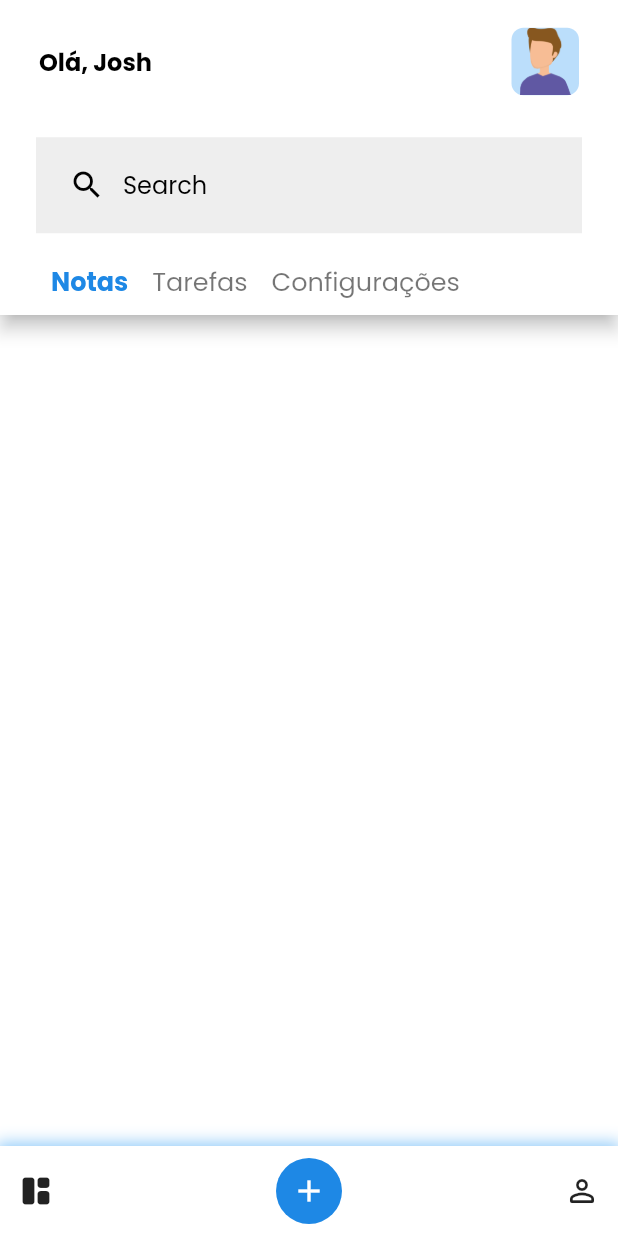
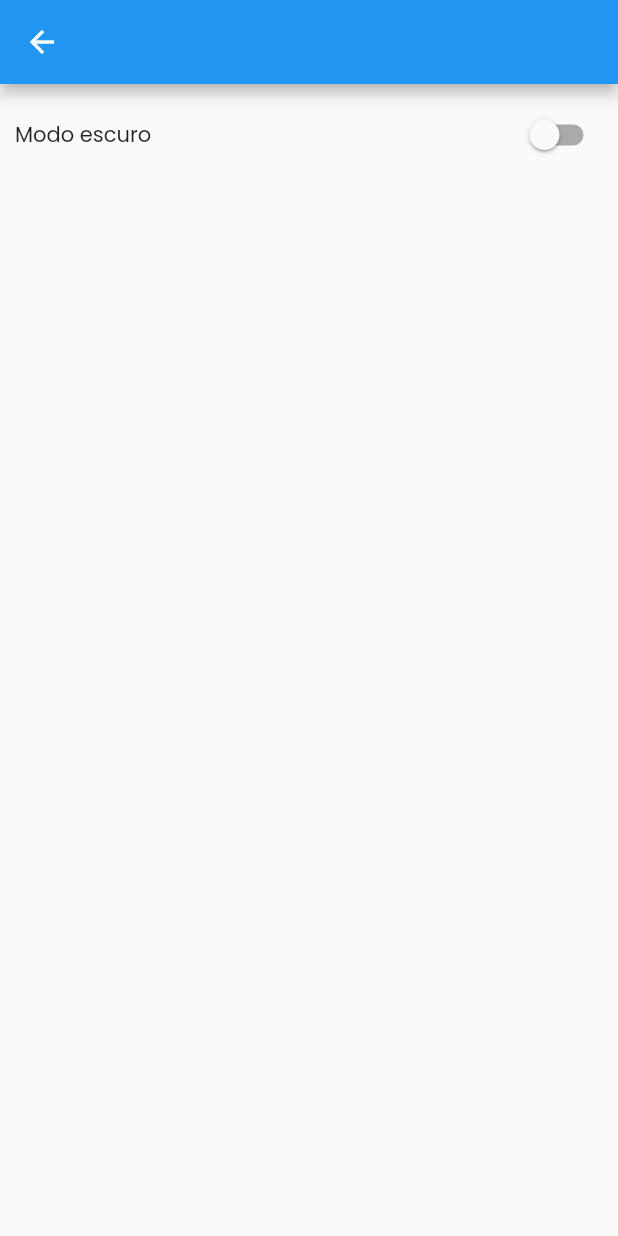
Before and after one commit to JoshGodoyyy/MyNotes, a Flutter app: the screen it shows after launch, after a tap on the "person outline" icon, on a phone screen of 412 x 824 dp. Run offline on Flutter 3.47's test engine with Material 2 defaults, Android fonts, the phone set to English and light mode, and no system bars.

Commit message:
Configuracoes modo escuro e abas da tela inicial

```diff
--- /dev/null
+++ b/lib/Customs/Themes/theme_constants.dart
@@ -0,0 +1,21 @@
+import 'package:flutter/material.dart';
+
+ThemeData lightTheme = ThemeData(
+  brightness: Brightness.light,
+  fontFamily: "Poppins",
+  primaryColor: Colors.white,
+  appBarTheme: const AppBarTheme(
+    titleTextStyle: TextStyle(color: Colors.black),
+  ),
+  shadowColor: Colors.blue.withOpacity(0.5),
+  focusColor: Colors.blue[600],
+  hintColor: Colors.black54,
+);
+
+ThemeData darkTheme = ThemeData(
+  brightness: Brightness.dark,
+  fontFamily: "Poppins",
+  shadowColor: null,
+  focusColor: Colors.white,
+  hintColor: Colors.white60,
+);
--- /dev/null
+++ b/lib/Customs/Themes/theme_manager.dart
@@ -0,0 +1,13 @@
+import 'package:flutter/material.dart';
+
+class ThemeManager extends ChangeNotifier {
+  static ThemeManager instance = ThemeManager();
+  ThemeMode _themeMode = ThemeMode.light;
+
+  get themeMode => _themeMode;
+
+  togleTheme(bool isDark) {
+    _themeMode = isDark ? ThemeMode.dark : ThemeMode.light;
+    notifyListeners();
+  }
+}
--- a/lib/components/custom_appbar.dart
+++ b/lib/components/custom_appbar.dart
@@ -15,7 +15,7 @@ class CustomAppBar extends StatelessWidget {
             style: TextStyle(
               fontSize: 16,
               fontWeight: FontWeight.bold,
-              color: Colors.black,
+              //color: Colors.black,
             ),
           ),
           Container(
--- a/lib/components/custom_bottombar.dart
+++ b/lib/components/custom_bottombar.dart
@@ -1,4 +1,5 @@
 import 'package:flutter/material.dart';
+import 'package:mynotes/pages/settings.dart';
 
 import '../pages/add_list/add_todo.dart';
 
@@ -12,10 +13,10 @@ class CustomBottomBar extends StatelessWidget {
     return Container(
       height: 60.0,
       decoration: BoxDecoration(
-        color: Colors.white,
+        color: Theme.of(context).primaryColor,
         boxShadow: [
           BoxShadow(
-            color: Colors.blue.withOpacity(0.5),
+            color: Theme.of(context).shadowColor,
             spreadRadius: 2.0,
             blurRadius: 8.0,
           )
@@ -47,7 +48,13 @@ class CustomBottomBar extends StatelessWidget {
             ),
           ),
           IconButton(
-            onPressed: () {},
+            onPressed: () {
+              Navigator.of(context).push(
+                MaterialPageRoute(
+                  builder: ((context) => const Settings()),
+                ),
+              );
+            },
             icon: const Icon(Icons.person_outline_rounded),
           ),
         ],
--- a/lib/components/list_buttons.dart
+++ /dev/null
@@ -1,29 +0,0 @@
-import 'package:flutter/material.dart';
-
-class ListButtons extends StatelessWidget {
-  ListButtons({
-    Key? key,
-    required this.title,
-    required this.press,
-    this.isActive = false,
-  }) : super(key: key);
-
-  final String title;
-  final VoidCallback press;
-  bool isActive;
-
-  @override
-  Widget build(BuildContext context) {
-    return TextButton(
-      onPressed: press,
-      child: Text(
-        title,
-        style: TextStyle(
-          fontSize: 17,
-          color: isActive ? Colors.blue[600] : Colors.black54,
-          fontWeight: isActive ? FontWeight.bold : FontWeight.normal,
-        ),
-      ),
-    );
-  }
-}
--- a/lib/components/list_buttons_container.dart
+++ /dev/null
@@ -1,33 +0,0 @@
-import 'package:flutter/material.dart';
-
-import 'list_buttons.dart';
-
-class ListButtonsContainer extends StatelessWidget {
-  const ListButtonsContainer({
-    Key? key,
-  }) : super(key: key);
-
-  @override
-  Widget build(BuildContext context) {
-    return Padding(
-      padding: const EdgeInsets.symmetric(horizontal: 10.0),
-      child: Row(
-        children: [
-          ListButtons(
-            title: 'Notas',
-            press: () {},
-            isActive: true,
-          ),
-          ListButtons(
-            title: 'Tarefas',
-            press: () {},
-          ),
-          ListButtons(
-            title: 'Configurações',
-            press: () {},
-          ),
-        ],
-      ),
-    );
-  }
-}
--- a/lib/main.dart
+++ b/lib/main.dart
@@ -1,17 +1,44 @@
 import 'package:flutter/material.dart';
+import 'package:mynotes/Customs/Themes/theme_constants.dart';
+import 'package:mynotes/Customs/Themes/theme_manager.dart';
 import 'package:mynotes/pages/home.dart';
 
 void main() => runApp(const MyApp());
 
-class MyApp extends StatelessWidget {
+class MyApp extends StatefulWidget {
   const MyApp({super.key});
+
+  @override
+  State<MyApp> createState() => _MyAppState();
+}
+
+class _MyAppState extends State<MyApp> {
+  @override
+  void dispose() {
+    ThemeManager.instance.removeListener(themeListener);
+    super.dispose();
+  }
+
+  @override
+  void initState() {
+    ThemeManager.instance.addListener(themeListener);
+    super.initState();
+  }
+
+  themeListener() {
+    if (mounted) {
+      setState(() {});
+    }
+  }
 
   @override
   Widget build(BuildContext context) {
     return MaterialApp(
       debugShowCheckedModeBanner: false,
       home: const Home(),
-      theme: ThemeData(fontFamily: "Poppins"),
+      theme: lightTheme,
+      darkTheme: darkTheme,
+      themeMode: ThemeManager.instance.themeMode,
     );
   }
 }
--- a/lib/pages/home.dart
+++ b/lib/pages/home.dart
@@ -3,7 +3,6 @@ import 'package:flutter/material.dart';
 import '../components/custom_appbar.dart';
 import '../components/custom_bottombar.dart';
 import '../components/list_data.dart';
-import '../components/list_buttons_container.dart';
 import '../components/searchbar.dart';
 
 class Home extends StatefulWidget {
@@ -16,28 +15,44 @@ class Home extends StatefulWidget {
 class _HomeState extends State<Home> {
   @override
   Widget build(BuildContext context) {
-    return Scaffold(
+    return DefaultTabController(
+      length: 2,
+      child: Scaffold(
         appBar: AppBar(
           title: Column(
             children: const [
               CustomAppBar(),
               SarchBar(),
-            ListButtonsContainer(),
+            ],
+          ),
+          bottom: TabBar(
+            tabs: [
+              Tab(
+                text: 'Notas',
+              ),
+              Tab(
+                text: 'Tarefas',
+              )
             ],
           ),
           toolbarHeight: 210.0,
-        backgroundColor: Colors.white,
+          backgroundColor: Theme.of(context).primaryColor,
           elevation: 5,
         ),
-      backgroundColor: Colors.white,
         bottomNavigationBar: const CustomBottomBar(),
         body: SafeArea(
           child: Padding(
             padding: const EdgeInsets.symmetric(vertical: 10.0),
-          child: ListView(
+            child: TabBarView(
+              children: [
+                ListView(
                   children: const [
                     ListData(),
                   ],
+                ),
+                Container(),
+              ],
+            ),
           ),
         ),
       ),
--- /dev/null
+++ b/lib/pages/settings.dart
@@ -0,0 +1,57 @@
+import 'package:flutter/material.dart';
+
+import '../Customs/Themes/theme_manager.dart';
+
+class Settings extends StatefulWidget {
+  const Settings({super.key});
+
+  @override
+  State<Settings> createState() => _SettingsState();
+}
+
+class _SettingsState extends State<Settings> {
+  @override
+  void dispose() {
+    ThemeManager.instance.removeListener(themeListener);
+    super.dispose();
+  }
+
+  @override
+  void initState() {
+    ThemeManager.instance.addListener(themeListener);
+    super.initState();
+  }
+
+  themeListener() {
+    if (mounted) {
+      setState(() {});
+    }
+  }
+
+  @override
+  Widget build(BuildContext context) {
+    return Scaffold(
+      appBar: AppBar(),
+      body: SafeArea(
+        child: Padding(
+          padding: const EdgeInsets.all(10.0),
+          child: Column(
+            children: [
+              Row(
+                mainAxisAlignment: MainAxisAlignment.spaceBetween,
+                children: [
+                  const Text('Modo escuro'),
+                  Switch(
+                      value: ThemeManager.instance.themeMode == ThemeMode.dark,
+                      onChanged: (newValue) {
+                        ThemeManager.instance.togleTheme(newValue);
+                      }),
+                ],
+              )
+            ],
+          ),
+        ),
+      ),
+    );
+  }
+}
```
Also changed, not shown: lib/Customs/Colors/note_colors.dart (added, +8 -0 lines), lib/model/list_model.dart (+23 -1 lines), lib/pages/add_list/add_todo.dart (+5 -4 lines). Lines whose indentation alone changed are shown as unchanged.
